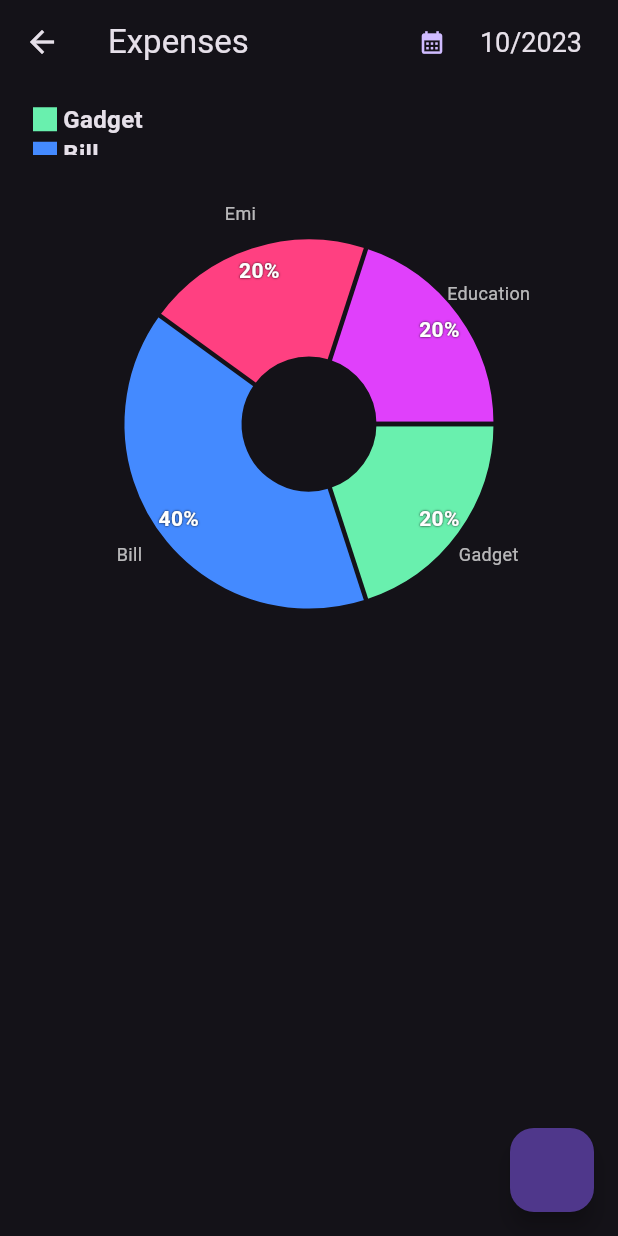
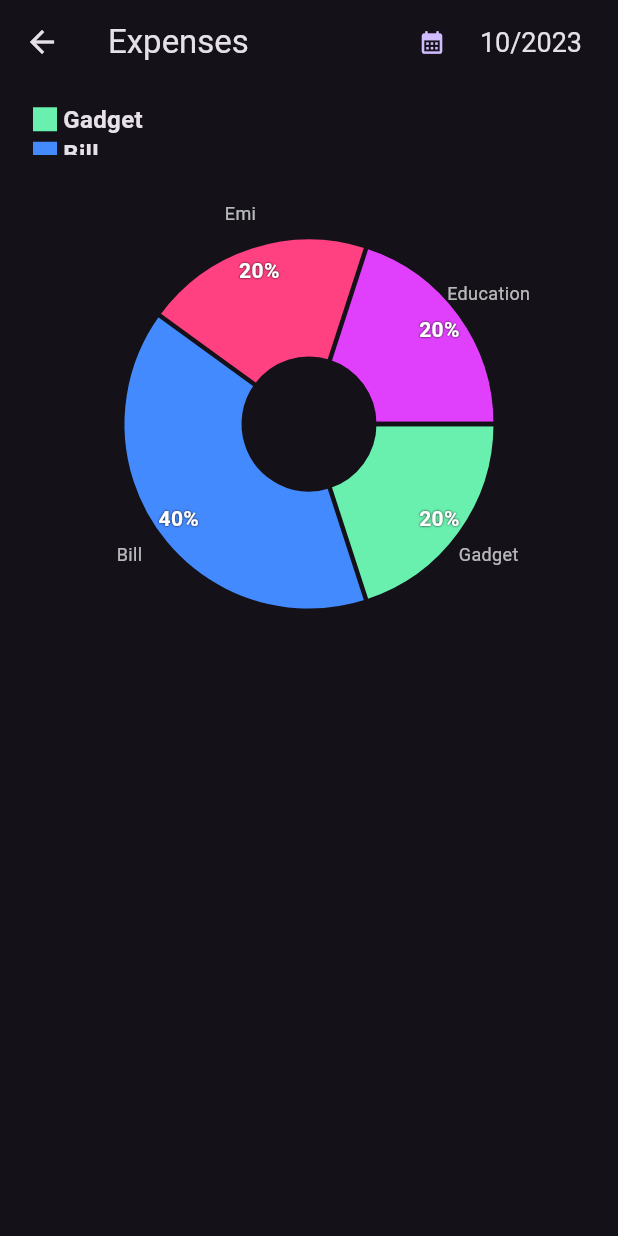
Before and after one commit to kunal-umap/Expances_Manager, a Flutter app: the DetailGraph screen opened directly, on a phone screen of 412 x 824 dp. Run offline on Flutter 3.47's test engine with Material 2 defaults, Android fonts, the phone set to English and light mode, and no system bars; drawn by our look-alikes of fl_chart; missing offline and left inert: month_year_picker.

Commit message:
Monor Fix in Graph

```diff
--- a/lib/pages/Transaction_Page/MoreDetail/MoreDetailWidget/PiChart.dart
+++ b/lib/pages/Transaction_Page/MoreDetail/MoreDetailWidget/PiChart.dart
@@ -20,6 +20,15 @@ class PieChartKuState extends State<PieChartKu> {
   Widget build(BuildContext context) {
     return Column(
       children: [
+        if(widget.data == null)
+          const Text(
+              "No Data TO Show",
+            style: TextStyle(
+              fontSize: 22,
+              color: Colors.white70
+            ),
+          ),
+        if(widget.data != null)
           Row(
             mainAxisAlignment: MainAxisAlignment.start,
             children: [
@@ -41,6 +50,8 @@ class PieChartKuState extends State<PieChartKu> {
               ),
             ],
           ),
+
+        if(widget.data != null)
           AspectRatio(
             aspectRatio: 1.2,
             child: PieChart(
--- a/lib/pages/Transaction_Page/MoreDetail/detailGraph.dart
+++ b/lib/pages/Transaction_Page/MoreDetail/detailGraph.dart
@@ -69,10 +69,6 @@ class _DetailGraphState extends State<DetailGraph> {
           ),
         ),
       ),
-      floatingActionButton: FloatingActionButton(
-        onPressed: () {
-        },
-      ),
     );
   }
 
```
Lines whose indentation alone changed are shown as unchanged.
